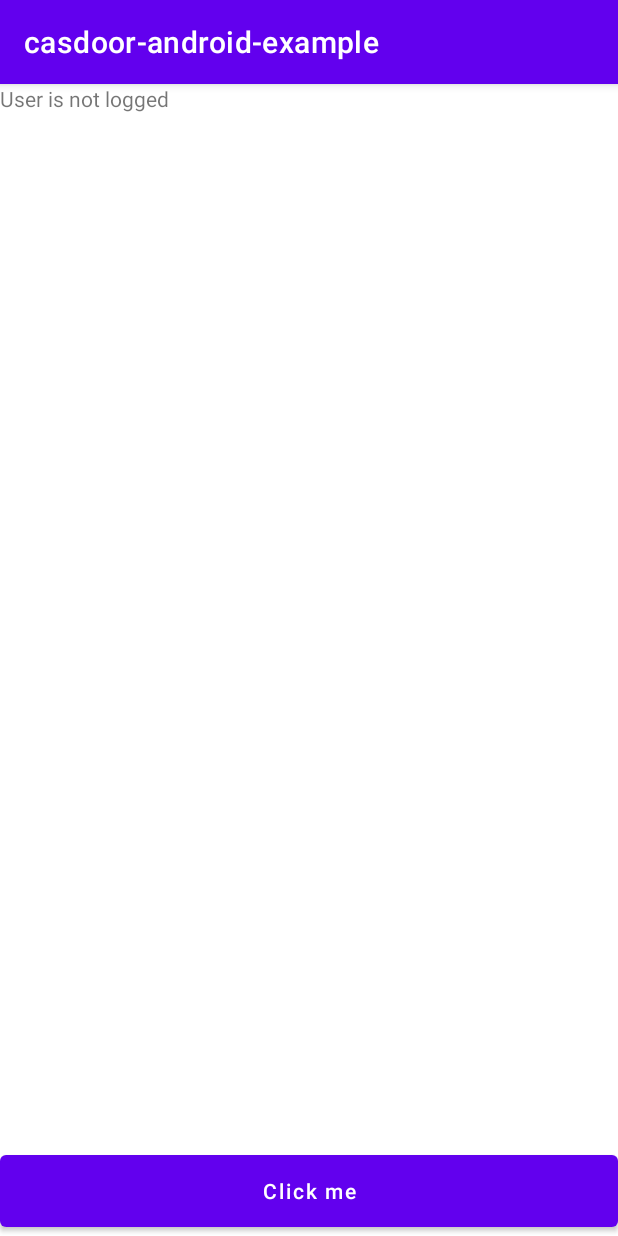
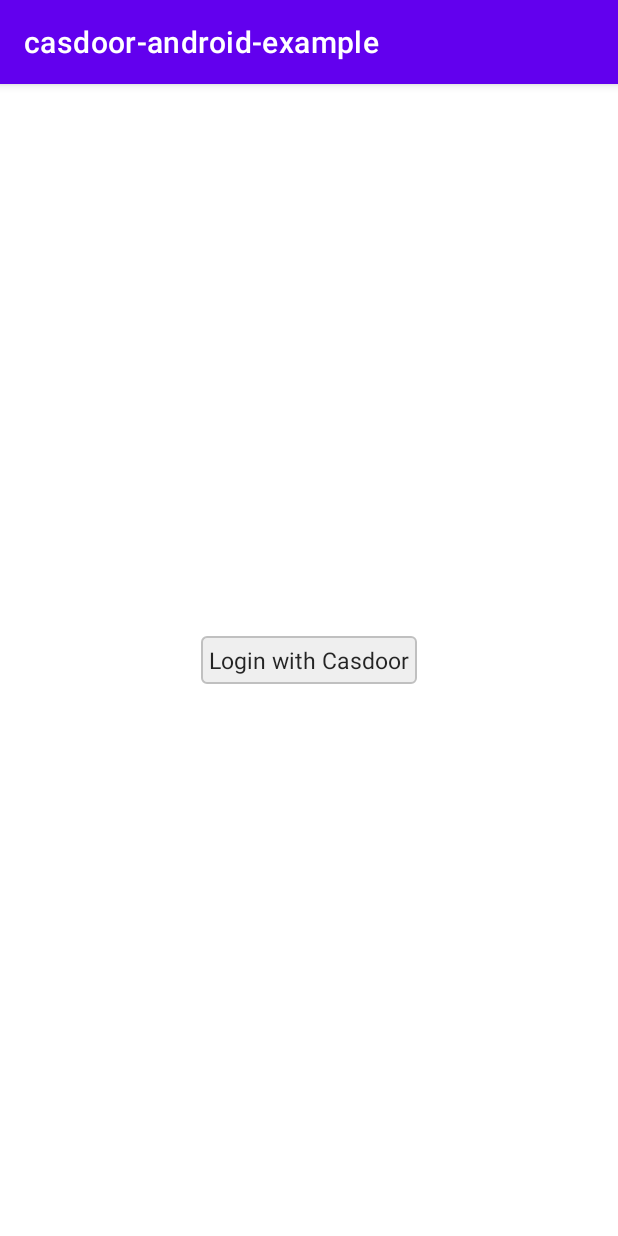
Before and after one commit to casdoor/casdoor-android-example, an Android app: the screen it shows after launch (MainActivity), on a phone screen of 412 x 824 dp. Run offline under Robolectric (Android 15) with nearby library versions, the phone set to English and light mode, and no system bars; libraries missing offline, so code that uses them is left out: org.casdoor; 2 statements that could not run were skipped.

```diff
--- a/app/build.gradle
+++ b/app/build.gradle
@@ -42,5 +42,5 @@ dependencies {
     androidTestImplementation 'androidx.test.ext:junit:1.1.3'
     androidTestImplementation 'androidx.test.espresso:espresso-core:3.4.0'
 
-    implementation 'com.github.casdoor:casdoor-android-sdk:714d86bf1b'
+    implementation 'com.github.casdoor:casdoor-android-sdk:66141e0a4b'
 }
--- a/app/src/main/java/com/example/casdoor_android_example/WebViewActivity.kt
+++ b/app/src/main/java/com/example/casdoor_android_example/WebViewActivity.kt
@@ -39,7 +39,7 @@ class WebViewActivity : AppCompatActivity() {
             ): Boolean {
                 val url = request?.url.toString()
                 val uri = Uri.parse(url)
-                if(uri.scheme.toString() == "casdoor"){
+                if (uri.scheme.toString() == "casdoor") {
                     val code: String? = uri.getQueryParameter("code")
                     if (!TextUtils.isEmpty(code)) {
                         setResult(RESULT_OK, Intent().putExtra("code", code))
--- /dev/null
+++ b/app/src/main/res/drawable-v24/shape_login_bg.xml
@@ -0,0 +1,8 @@
+<?xml version="1.0" encoding="utf-8"?>
+<shape xmlns:android="http://schemas.android.com/apk/res/android">
+    <corners android:radius="3dp" />
+    <solid android:color="#efefef"/>
+    <stroke
+        android:width="1dp"
+        android:color="#c0c0c0" />
+</shape>
--- a/app/src/main/res/layout/activity_main.xml
+++ b/app/src/main/res/layout/activity_main.xml
@@ -1,26 +1,43 @@
 <?xml version="1.0" encoding="utf-8"?>
-<LinearLayout xmlns:android="http://schemas.android.com/apk/res/android"
+<RelativeLayout xmlns:android="http://schemas.android.com/apk/res/android"
     xmlns:app="http://schemas.android.com/apk/res-auto"
     xmlns:tools="http://schemas.android.com/tools"
     android:layout_width="match_parent"
-    android:layout_height="match_parent"
-    android:orientation="vertical">
+    android:layout_height="match_parent">
 
-    <TextView
-        android:id="@+id/info"
+
+
+    <LinearLayout
         android:layout_width="match_parent"
-        android:layout_height="0dp"
-        android:layout_weight="1"
-        android:text="User is not logged"
-        app:layout_constraintBottom_toBottomOf="parent"
-        app:layout_constraintEnd_toEndOf="parent"
-        app:layout_constraintStart_toStartOf="parent"
-        app:layout_constraintTop_toTopOf="parent" />
+        android:layout_height="match_parent"
+        android:gravity="center"
+        android:orientation="vertical">
 
-    <Button
-        android:id="@+id/start"
-        android:layout_width="match_parent"
-        android:layout_height="60dp"
-        android:textAllCaps="false"></Button>
+        <TextView
+            android:id="@+id/tv_name"
+            android:layout_width="wrap_content"
+            android:layout_height="wrap_content"
+            android:paddingBottom="5dp"
+            android:textColor="@color/black_85"
+            android:textSize="20dp"
+            android:visibility="gone"
+            tools:text="Username:admin" />
 
-</LinearLayout>
+        <TextView
+            android:id="@+id/tv_login"
+            android:layout_width="wrap_content"
+            android:layout_height="wrap_content"
+
+            android:background="@drawable/shape_login_bg"
+            android:padding="5dp"
+            android:text="Login with Casdoor"
+            android:textColor="@color/black_85"
+            android:textSize="15dp" />
+    </LinearLayout>
+    <ProgressBar
+        android:id="@+id/pb_progress"
+        android:layout_width="80dp"
+        android:visibility="gone"
+        android:layout_height="80dp"
+        android:layout_centerInParent="true" />
+</RelativeLayout>
--- a/app/src/main/res/values/colors.xml
+++ b/app/src/main/res/values/colors.xml
@@ -7,4 +7,5 @@
     <color name="teal_700">#FF018786</color>
     <color name="black">#FF000000</color>
     <color name="white">#FFFFFFFF</color>
+    <color name="black_85">#D9000000</color>
 </resources>
--- a/settings.gradle
+++ b/settings.gradle
@@ -18,5 +18,5 @@ dependencyResolutionManagement {
         maven { url 'https://www.jitpack.io' }
     }
 }
-rootProject.name = "casdoor2"
+rootProject.name = "casdoor"
 include ':app'
```
Also changed, not shown: app/src/main/java/com/example/casdoor_android_example/MainActivity.kt (+54 -15 lines), 2 other files.
